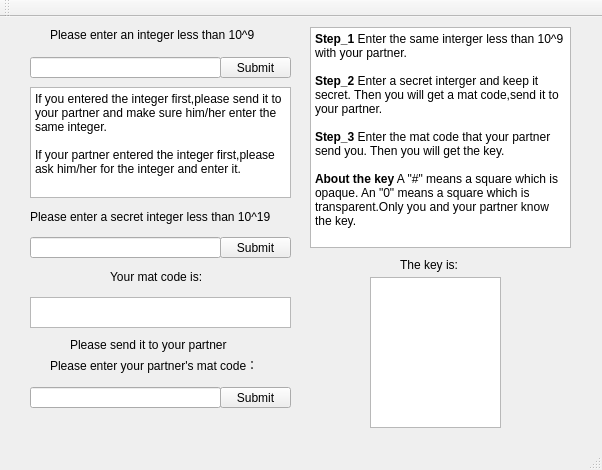
Chen-Py/Mat-Code-Key-Exchange, file mainwindow.ui: the form before one commit.
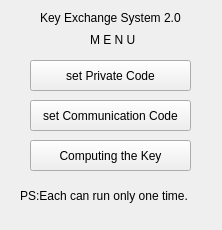
The form after the commit.

The edit to the form file:
```diff
--- a/mainwindow.ui
+++ b/mainwindow.ui
@@ -6,260 +6,93 @@
    <rect>
     <x>0</x>
     <y>0</y>
-    <width>602</width>
-    <height>470</height>
+    <width>222</width>
+    <height>230</height>
    </rect>
   </property>
   <property name="windowTitle">
    <string>Key Exchange System</string>
   </property>
   <widget class="QWidget" name="centralWidget">
+   <widget class="QPushButton" name="pushButton">
+    <property name="geometry">
+     <rect>
+      <x>30</x>
+      <y>60</y>
+      <width>161</width>
+      <height>31</height>
+     </rect>
+    </property>
+    <property name="text">
+     <string>set Private Code</string>
+    </property>
+   </widget>
+   <widget class="QPushButton" name="pushButton_5">
+    <property name="geometry">
+     <rect>
+      <x>30</x>
+      <y>100</y>
+      <width>161</width>
+      <height>31</height>
+     </rect>
+    </property>
+    <property name="text">
+     <string>set Communication Code</string>
+    </property>
+   </widget>
+   <widget class="QPushButton" name="pushButton_6">
+    <property name="geometry">
+     <rect>
+      <x>30</x>
+      <y>140</y>
+      <width>161</width>
+      <height>31</height>
+     </rect>
+    </property>
+    <property name="text">
+     <string>Computing the Key</string>
+    </property>
+   </widget>
    <widget class="QLabel" name="label">
     <property name="geometry">
      <rect>
-      <x>50</x>
-      <y>340</y>
-      <width>231</width>
-      <height>16</height>
+      <x>90</x>
+      <y>30</y>
+      <width>51</width>
+      <height>20</height>
      </rect>
     </property>
     <property name="text">
-     <string>Please enter your partner's mat code：</string>
-    </property>
-   </widget>
-   <widget class="QLineEdit" name="lineEdit_26">
-    <property name="geometry">
-     <rect>
-      <x>30</x>
-      <y>40</y>
-      <width>191</width>
-      <height>21</height>
-     </rect>
+     <string>M E N U</string>
     </property>
    </widget>
    <widget class="QLabel" name="label_2">
     <property name="geometry">
      <rect>
-      <x>50</x>
+      <x>40</x>
       <y>10</y>
-      <width>231</width>
+      <width>141</width>
       <height>16</height>
      </rect>
     </property>
     <property name="text">
-     <string>Please enter an integer less than 10^9</string>
-    </property>
-   </widget>
-   <widget class="QPushButton" name="pushButton_2">
-    <property name="geometry">
-     <rect>
-      <x>220</x>
-      <y>40</y>
-      <width>71</width>
-      <height>21</height>
-     </rect>
-    </property>
-    <property name="text">
-     <string>Submit</string>
-    </property>
-   </widget>
-   <widget class="QTextBrowser" name="textBrowser">
-    <property name="geometry">
-     <rect>
-      <x>30</x>
-      <y>70</y>
-      <width>261</width>
-      <height>111</height>
-     </rect>
-    </property>
-    <property name="tabletTracking">
-     <bool>false</bool>
-    </property>
-    <property name="html">
-     <string>&lt;!DOCTYPE HTML PUBLIC &quot;-//W3C//DTD HTML 4.0//EN&quot; &quot;http://www.w3.org/TR/REC-html40/strict.dtd&quot;&gt;
-&lt;html&gt;&lt;head&gt;&lt;meta name=&quot;qrichtext&quot; content=&quot;1&quot; /&gt;&lt;style type=&quot;text/css&quot;&gt;
-p, li { white-space: pre-wrap; }
-&lt;/style&gt;&lt;/head&gt;&lt;body style=&quot; font-family:'SimSun'; font-size:9pt; font-weight:400; font-style:normal;&quot;&gt;
-&lt;p style=&quot; margin-top:0px; margin-bottom:0px; margin-left:0px; margin-right:0px; -qt-block-indent:0; text-indent:0px;&quot;&gt;If you entered the integer first,please send it to your partner and make sure him/her enter the same integer.&lt;/p&gt;
-&lt;p style=&quot;-qt-paragraph-type:empty; margin-top:0px; margin-bottom:0px; margin-left:0px; margin-right:0px; -qt-block-indent:0; text-indent:0px;&quot;&gt;&lt;br /&gt;&lt;/p&gt;
-&lt;p style=&quot; margin-top:0px; margin-bottom:0px; margin-left:0px; margin-right:0px; -qt-block-indent:0; text-indent:0px;&quot;&gt;If your partner entered the integer first,please ask him/her for the integer and enter it.&lt;/p&gt;&lt;/body&gt;&lt;/html&gt;</string>
+     <string>Key Exchange System 2.0</string>
     </property>
    </widget>
    <widget class="QLabel" name="label_3">
     <property name="geometry">
      <rect>
-      <x>30</x>
-      <y>190</y>
-      <width>271</width>
-      <height>20</height>
-     </rect>
-    </property>
-    <property name="text">
-     <string>Please enter a secret integer less than 10^19</string>
-    </property>
-   </widget>
-   <widget class="QLineEdit" name="lineEdit_27">
-    <property name="geometry">
-     <rect>
-      <x>30</x>
-      <y>220</y>
-      <width>191</width>
-      <height>21</height>
-     </rect>
-    </property>
-   </widget>
-   <widget class="QPushButton" name="pushButton_3">
-    <property name="geometry">
-     <rect>
-      <x>220</x>
-      <y>220</y>
-      <width>71</width>
-      <height>21</height>
-     </rect>
-    </property>
-    <property name="text">
-     <string>Submit</string>
-    </property>
-   </widget>
-   <widget class="QLabel" name="label_4">
-    <property name="geometry">
-     <rect>
-      <x>110</x>
-      <y>250</y>
-      <width>101</width>
-      <height>20</height>
-     </rect>
-    </property>
-    <property name="text">
-     <string>Your mat code is:</string>
-    </property>
-   </widget>
-   <widget class="QTextBrowser" name="textBrowser_2">
-    <property name="geometry">
-     <rect>
-      <x>30</x>
-      <y>280</y>
-      <width>261</width>
-      <height>31</height>
-     </rect>
-    </property>
-    <property name="html">
-     <string>&lt;!DOCTYPE HTML PUBLIC &quot;-//W3C//DTD HTML 4.0//EN&quot; &quot;http://www.w3.org/TR/REC-html40/strict.dtd&quot;&gt;
-&lt;html&gt;&lt;head&gt;&lt;meta name=&quot;qrichtext&quot; content=&quot;1&quot; /&gt;&lt;style type=&quot;text/css&quot;&gt;
-p, li { white-space: pre-wrap; }
-&lt;/style&gt;&lt;/head&gt;&lt;body style=&quot; font-family:'SimSun'; font-size:9pt; font-weight:400; font-style:normal;&quot;&gt;
-&lt;p align=&quot;center&quot; style=&quot;-qt-paragraph-type:empty; margin-top:0px; margin-bottom:0px; margin-left:0px; margin-right:0px; -qt-block-indent:0; text-indent:0px;&quot;&gt;&lt;br /&gt;&lt;/p&gt;&lt;/body&gt;&lt;/html&gt;</string>
-    </property>
-   </widget>
-   <widget class="QLabel" name="label_5">
-    <property name="geometry">
-     <rect>
-      <x>70</x>
-      <y>320</y>
+      <x>20</x>
+      <y>180</y>
       <width>181</width>
-      <height>16</height>
+      <height>31</height>
      </rect>
     </property>
     <property name="text">
-     <string>Please send it to your partner</string>
+     <string>PS:Each can run only one time.</string>
     </property>
    </widget>
-   <widget class="QTextBrowser" name="textBrowser_3">
-    <property name="geometry">
-     <rect>
-      <x>370</x>
-      <y>260</y>
-      <width>131</width>
-      <height>151</height>
-     </rect>
-    </property>
-    <property name="html">
-     <string>&lt;!DOCTYPE HTML PUBLIC &quot;-//W3C//DTD HTML 4.0//EN&quot; &quot;http://www.w3.org/TR/REC-html40/strict.dtd&quot;&gt;
-&lt;html&gt;&lt;head&gt;&lt;meta name=&quot;qrichtext&quot; content=&quot;1&quot; /&gt;&lt;style type=&quot;text/css&quot;&gt;
-p, li { white-space: pre-wrap; }
-&lt;/style&gt;&lt;/head&gt;&lt;body style=&quot; font-family:'SimSun'; font-size:9pt; font-weight:400; font-style:normal;&quot;&gt;
-&lt;p align=&quot;center&quot; style=&quot;-qt-paragraph-type:empty; margin-top:0px; margin-bottom:0px; margin-left:0px; margin-right:0px; -qt-block-indent:0; text-indent:0px;&quot;&gt;&lt;br /&gt;&lt;/p&gt;&lt;/body&gt;&lt;/html&gt;</string>
-    </property>
-   </widget>
-   <widget class="QLabel" name="label_6">
-    <property name="geometry">
-     <rect>
-      <x>400</x>
-      <y>240</y>
-      <width>71</width>
-      <height>16</height>
-     </rect>
-    </property>
-    <property name="text">
-     <string>The key is:</string>
-    </property>
-   </widget>
-   <widget class="QPushButton" name="pushButton_4">
-    <property name="geometry">
-     <rect>
-      <x>220</x>
-      <y>370</y>
-      <width>71</width>
-      <height>21</height>
-     </rect>
-    </property>
-    <property name="text">
-     <string>Submit</string>
-    </property>
-   </widget>
-   <widget class="QLineEdit" name="lineEdit_28">
-    <property name="geometry">
-     <rect>
-      <x>30</x>
-      <y>370</y>
-      <width>191</width>
-      <height>21</height>
-     </rect>
-    </property>
-   </widget>
-   <widget class="QTextBrowser" name="textBrowser_4">
-    <property name="geometry">
-     <rect>
-      <x>310</x>
-      <y>10</y>
-      <width>261</width>
-      <height>221</height>
-     </rect>
-    </property>
-    <property name="html">
-     <string>&lt;!DOCTYPE HTML PUBLIC &quot;-//W3C//DTD HTML 4.0//EN&quot; &quot;http://www.w3.org/TR/REC-html40/strict.dtd&quot;&gt;
-&lt;html&gt;&lt;head&gt;&lt;meta name=&quot;qrichtext&quot; content=&quot;1&quot; /&gt;&lt;style type=&quot;text/css&quot;&gt;
-p, li { white-space: pre-wrap; }
-&lt;/style&gt;&lt;/head&gt;&lt;body style=&quot; font-family:'SimSun'; font-size:9pt; font-weight:400; font-style:normal;&quot;&gt;
-&lt;p style=&quot; margin-top:0px; margin-bottom:0px; margin-left:0px; margin-right:0px; -qt-block-indent:0; text-indent:0px;&quot;&gt;&lt;span style=&quot; font-weight:600;&quot;&gt;Step_1&lt;/span&gt; Enter the same interger less than 10^9 with your partner.&lt;/p&gt;
-&lt;p style=&quot;-qt-paragraph-type:empty; margin-top:0px; margin-bottom:0px; margin-left:0px; margin-right:0px; -qt-block-indent:0; text-indent:0px;&quot;&gt;&lt;br /&gt;&lt;/p&gt;
-&lt;p style=&quot; margin-top:0px; margin-bottom:0px; margin-left:0px; margin-right:0px; -qt-block-indent:0; text-indent:0px;&quot;&gt;&lt;span style=&quot; font-weight:600;&quot;&gt;Step_2&lt;/span&gt; Enter a secret interger and keep it secret. Then you will get a mat code,send it to your partner.&lt;/p&gt;
-&lt;p style=&quot;-qt-paragraph-type:empty; margin-top:0px; margin-bottom:0px; margin-left:0px; margin-right:0px; -qt-block-indent:0; text-indent:0px;&quot;&gt;&lt;br /&gt;&lt;/p&gt;
-&lt;p style=&quot; margin-top:0px; margin-bottom:0px; margin-left:0px; margin-right:0px; -qt-block-indent:0; text-indent:0px;&quot;&gt;&lt;span style=&quot; font-weight:600;&quot;&gt;Step_3&lt;/span&gt; Enter the mat code that your partner send you. Then you will get the key.&lt;/p&gt;
-&lt;p style=&quot;-qt-paragraph-type:empty; margin-top:0px; margin-bottom:0px; margin-left:0px; margin-right:0px; -qt-block-indent:0; text-indent:0px;&quot;&gt;&lt;br /&gt;&lt;/p&gt;
-&lt;p style=&quot; margin-top:0px; margin-bottom:0px; margin-left:0px; margin-right:0px; -qt-block-indent:0; text-indent:0px;&quot;&gt;&lt;span style=&quot; font-weight:600;&quot;&gt;About the key&lt;/span&gt; A &amp;quot;#&amp;quot; means a square which is opaque. An &amp;quot;0&amp;quot; means a square which is transparent.Only you and your partner know the key.&lt;/p&gt;&lt;/body&gt;&lt;/html&gt;</string>
-    </property>
-   </widget>
   </widget>
-  <widget class="QMenuBar" name="menuBar">
-   <property name="geometry">
-    <rect>
-     <x>0</x>
-     <y>0</y>
-     <width>602</width>
-     <height>23</height>
-    </rect>
-   </property>
-  </widget>
-  <widget class="QToolBar" name="mainToolBar">
-   <attribute name="toolBarArea">
-    <enum>TopToolBarArea</enum>
-   </attribute>
-   <attribute name="toolBarBreak">
-    <bool>false</bool>
-   </attribute>
-  </widget>
-  <widget class="QStatusBar" name="statusBar"/>
  </widget>
  <layoutdefault spacing="6" margin="11"/>
  <resources/>
```
Left out of the diff: 2 changed lines with no effect on the pictures.
